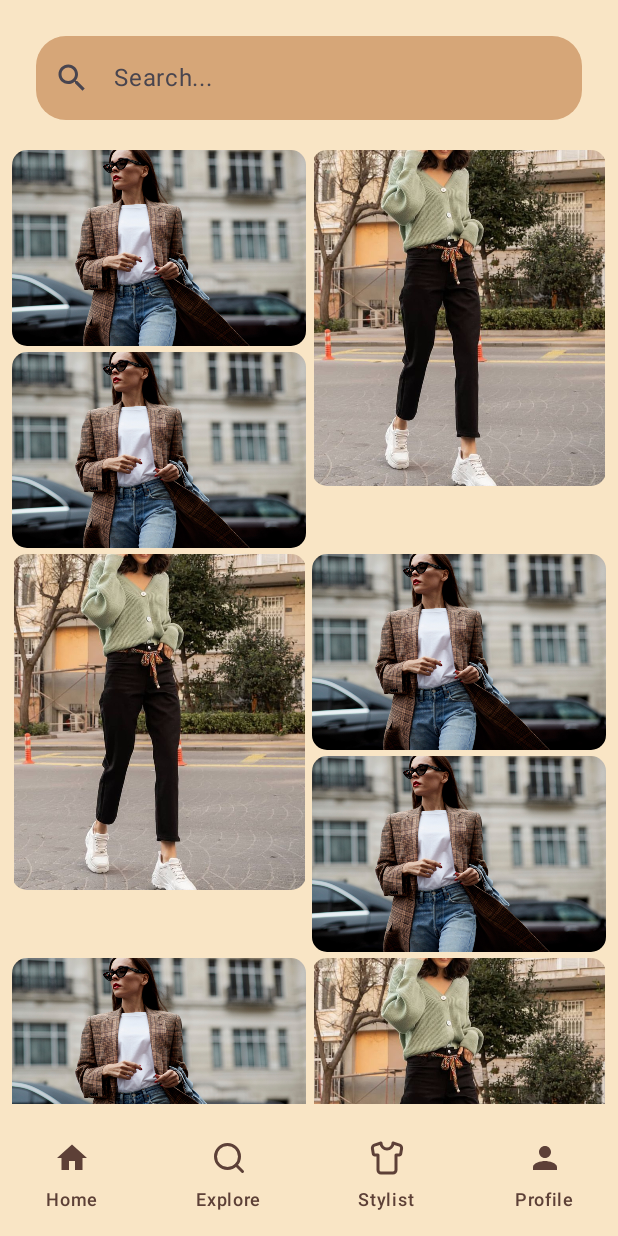
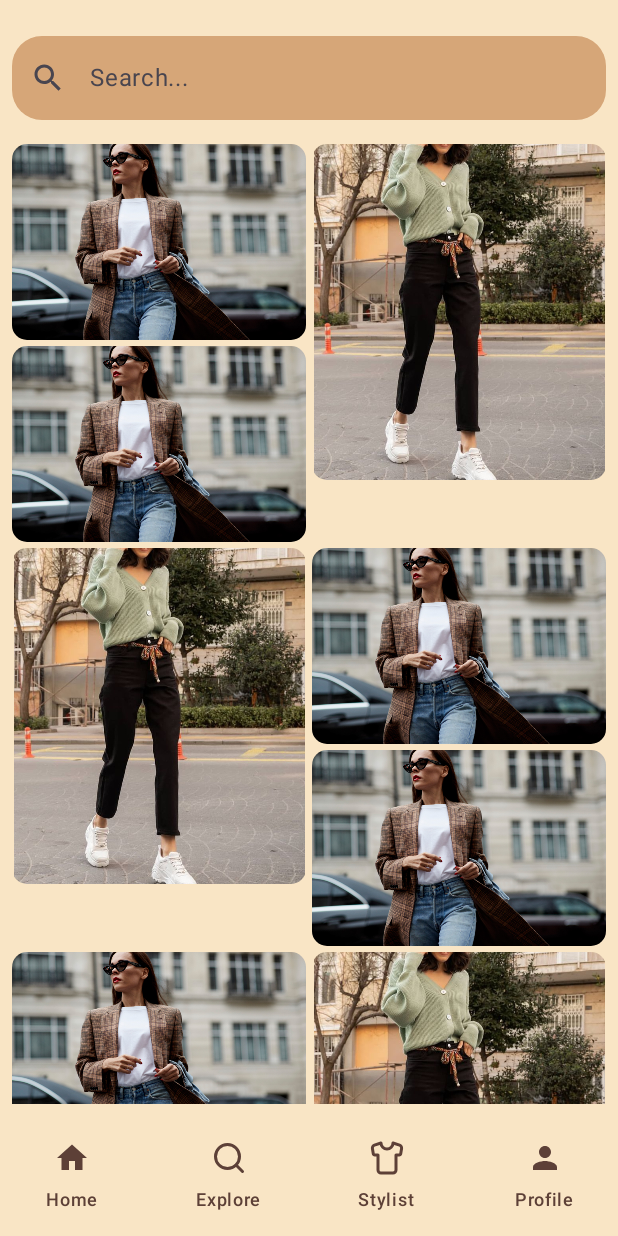
Before and after one commit to Mert356/Combiner, an Android app built with Jetpack Compose: the MainScreen screen opened through its navigation route, item 2 of the bottom bar chosen, on a phone screen of 412 x 824 dp. Run offline under Robolectric (Android 15) with nearby library versions, the phone set to English and light mode, and no system bars; our stand-ins replace Firebase (no records; nobody signed in at launch, a user with empty details on screens opened directly).

Commit message:
New Search Bar

```diff
--- a/app/src/main/java/com/example/combiner/MainActivity.kt
+++ b/app/src/main/java/com/example/combiner/MainActivity.kt
@@ -20,7 +20,7 @@ class MainActivity : ComponentActivity() {
 
                 NavHost(
                     navController = navController,
-                    startDestination = "main"
+                    startDestination = "login"
                 ) {
                     composable("login") { LogInScreen(navController) }
                     composable("main") { MainScreen() }
--- a/app/src/main/java/com/example/combiner/ui/screens/ExploreScreen.kt
+++ b/app/src/main/java/com/example/combiner/ui/screens/ExploreScreen.kt
@@ -16,6 +16,7 @@ import androidx.compose.runtime.getValue
 import androidx.compose.runtime.mutableStateOf
 import androidx.compose.runtime.remember
 import androidx.compose.runtime.setValue
+import androidx.compose.ui.Alignment
 import androidx.compose.ui.Modifier
 import androidx.compose.ui.draw.clip
 import androidx.compose.ui.graphics.Color
@@ -26,18 +27,26 @@ import com.example.combiner.ui.theme.*
 
 @Composable
 fun ExploreScreen() {
-    LazyColumn(
+    Column (
         modifier = Modifier
             .fillMaxSize()
             .background(BackgroundColor)
-            .padding(8.dp),
-        verticalArrangement = Arrangement.spacedBy(4.dp)
-    ) {
-        item{
+    ){
+
+        Box(modifier = Modifier.fillMaxWidth()
+            .padding(8.dp), contentAlignment = Alignment.Center
+        ){
             SearchBar()
         }
-        items(10) { index ->
-            ExploreRow(index)
+        LazyColumn(
+            modifier = Modifier
+                .fillMaxSize()
+                .padding(8.dp),
+            verticalArrangement = Arrangement.spacedBy(4.dp)
+        ) {
+            items(10) { index ->
+                ExploreRow(index)
+            }
         }
     }
 }
@@ -55,7 +64,7 @@ fun SearchBar() {
         },
         modifier = Modifier
             .fillMaxWidth()
-            .padding(16.dp)
+            .padding(0.dp,16.dp,0.dp,0.dp)
             .clip(RoundedCornerShape(20.dp)),
         singleLine = true,
         colors = TextFieldDefaults.colors(
```
